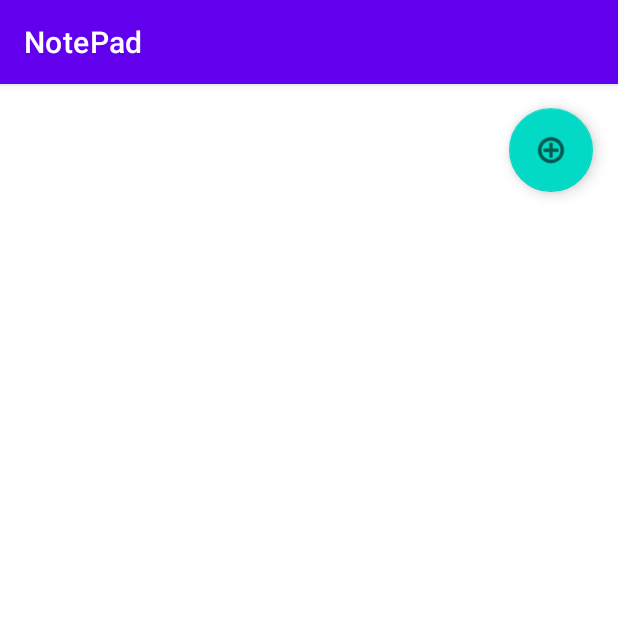
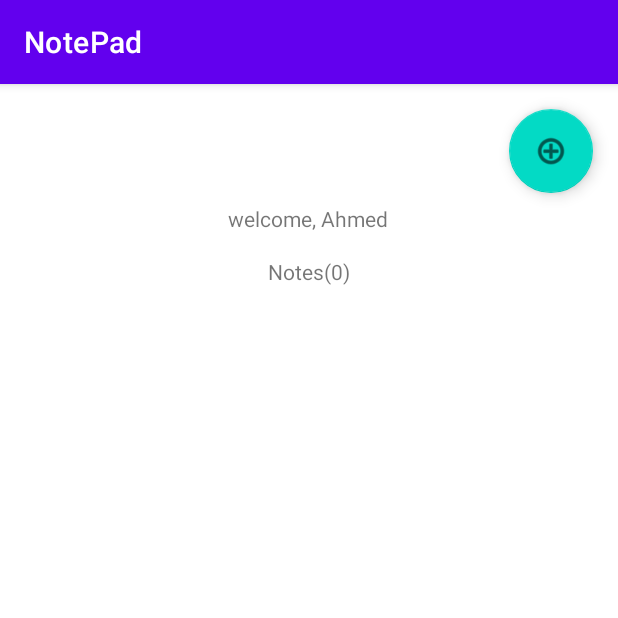
Before and after one commit to MahmoudMuhammedAli/NotePad, an Android app: the HomepPage screen opened directly, with no data from a screen before it, on a phone screen of 412 x 824 dp, the top half of it. Run offline under Robolectric (Android 15) with nearby library versions, the phone set to English and light mode, and no system bars.

Commit message:
add new textviews

```diff
--- a/app/src/main/java/com/example/notepad/MainActivity.java
+++ b/app/src/main/java/com/example/notepad/MainActivity.java
@@ -28,7 +28,6 @@ public class MainActivity extends AppCompatActivity {
                 String inPass  = pass.getText().toString();
                 Intent intent;
                intent = new Intent(getBaseContext(),HomepPage.class);
-                //    Intent intent = new Intent(this,HomepPage.class);
                 if ( inEmail.equals(EMAIL)  && inPass.equals(PASS) ) {
 
                     startActivity(intent);
--- a/app/src/main/res/layout/activity_homep_page.xml
+++ b/app/src/main/res/layout/activity_homep_page.xml
@@ -11,11 +11,32 @@
         android:id="@+id/floatingActionButton"
         android:layout_width="wrap_content"
         android:layout_height="wrap_content"
-        android:layout_marginTop="16dp"
         android:clickable="true"
+        app:layout_constraintBottom_toBottomOf="parent"
         app:layout_constraintEnd_toEndOf="parent"
         app:layout_constraintHorizontal_bias="0.954"
         app:layout_constraintStart_toStartOf="parent"
         app:layout_constraintTop_toTopOf="parent"
+        app:layout_constraintVertical_bias="0.023"
         app:srcCompat="@android:drawable/ic_menu_add" />
+
+    <TextView
+        android:id="@+id/welcome"
+        android:layout_width="wrap_content"
+        android:layout_height="wrap_content"
+        android:layout_marginStart="152dp"
+        android:layout_marginTop="80dp"
+        android:text="welcome, Ahmed"
+        app:layout_constraintStart_toStartOf="parent"
+        app:layout_constraintTop_toTopOf="parent" />
+
+    <TextView
+        android:id="@+id/notes"
+        android:layout_width="wrap_content"
+        android:layout_height="wrap_content"
+        android:layout_marginTop="35dp"
+        android:text="Notes(0)"
+        app:layout_constraintEnd_toEndOf="parent"
+        app:layout_constraintStart_toStartOf="parent"
+        app:layout_constraintTop_toTopOf="@+id/welcome" />
 </androidx.constraintlayout.widget.ConstraintLayout>
```
